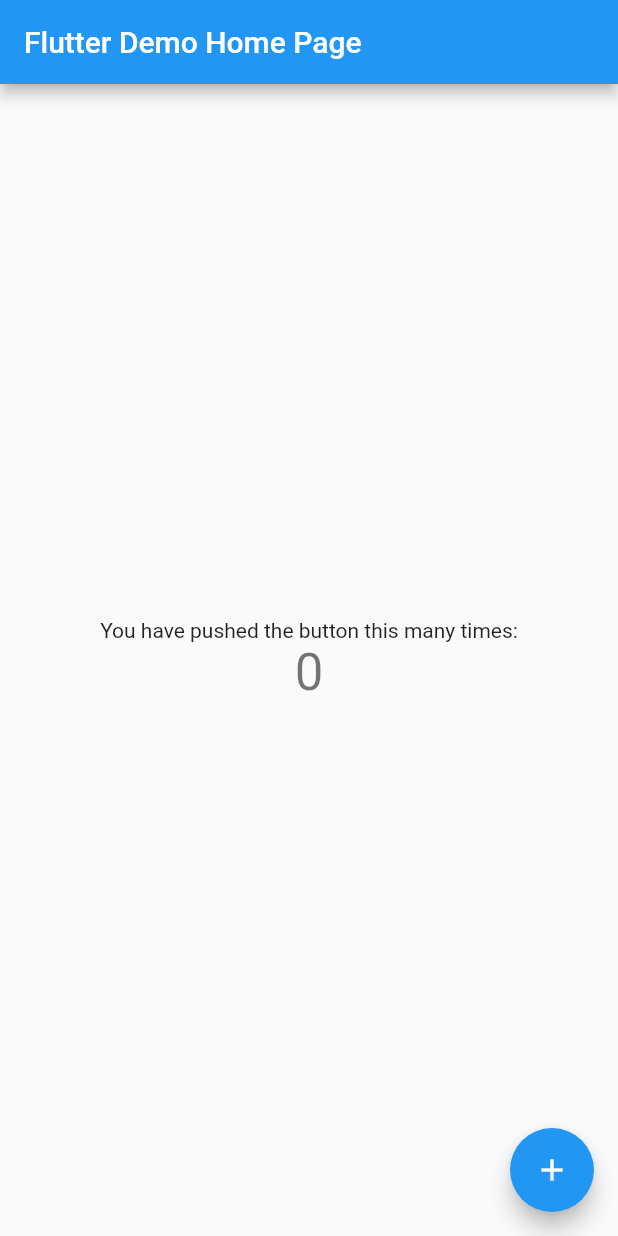
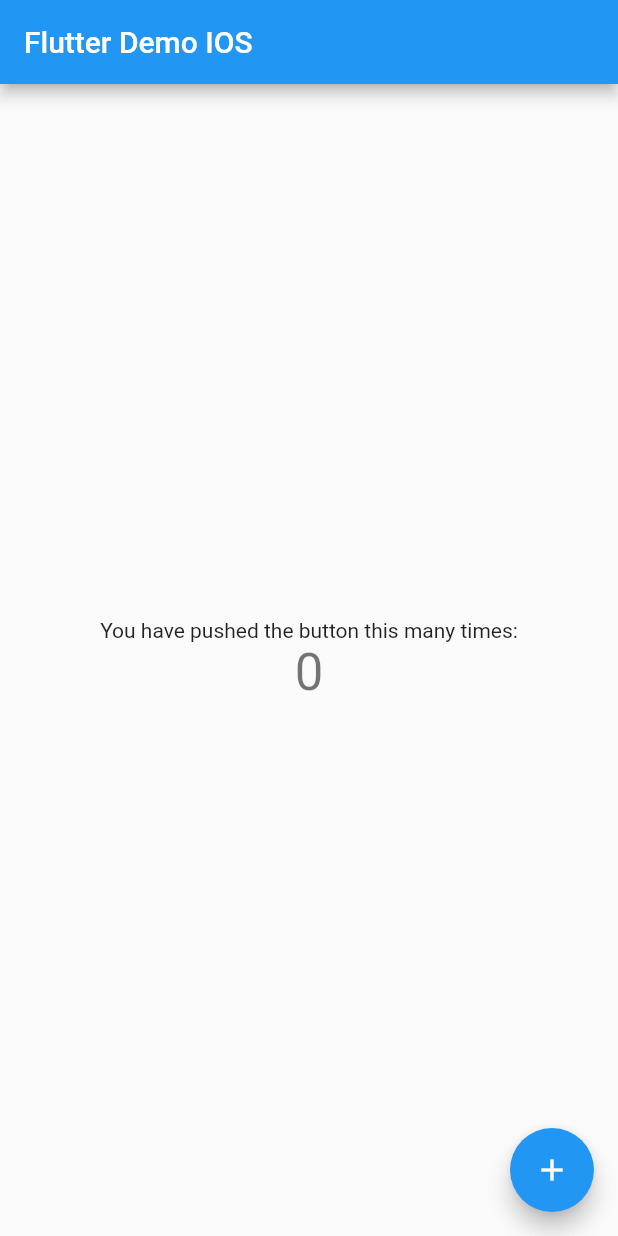
Before and after one commit to SalmanAlWatari/flutter_app_ios2, a Flutter app: the screen it shows after launch, on a phone screen of 412 x 824 dp. Run offline on Flutter 3.47's test engine with Material 2 defaults, Android fonts, the phone set to English and light mode, and no system bars.

Commit message:
On branch master

```diff
--- a/lib/main.dart
+++ b/lib/main.dart
@@ -8,11 +8,8 @@ class MyApp extends StatelessWidget {
   Widget build(BuildContext context) {
     return MaterialApp(
       title: 'Flutter Demo IOS',
-      theme: ThemeData(
 
-        primarySwatch: Colors.blue,
-      ),
-      home: MyHomePage(title: 'Flutter Demo Home Page'),
+      home: MyHomePage(title: 'Flutter Demo IOS'),
     );
   }
 }
```
